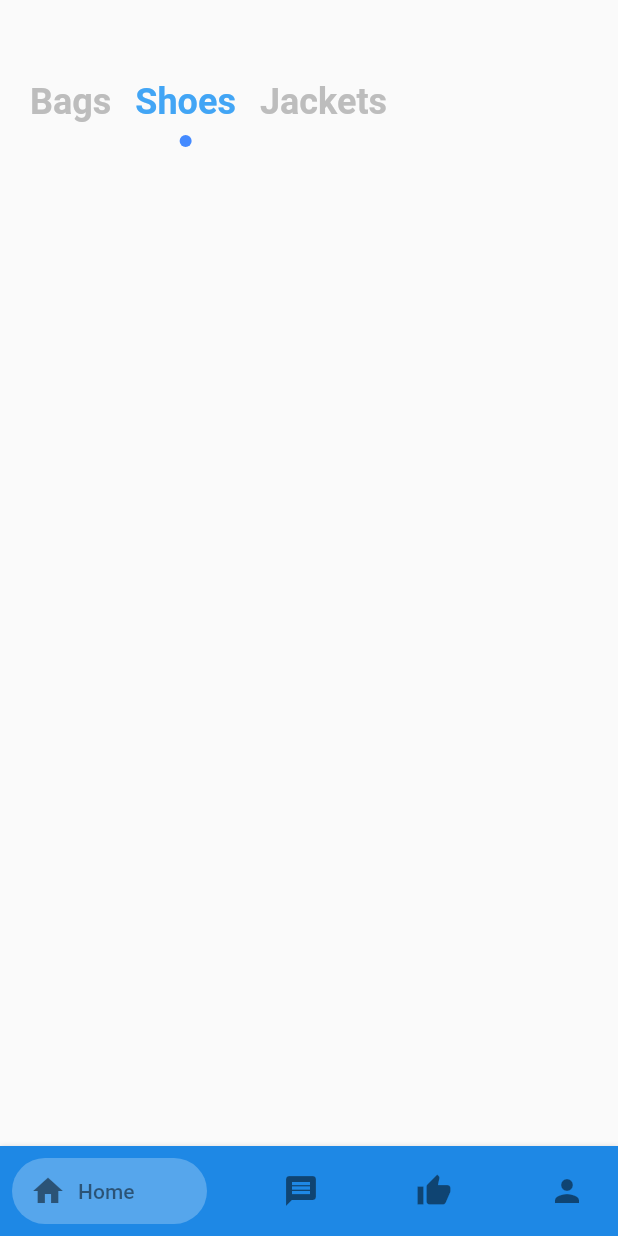
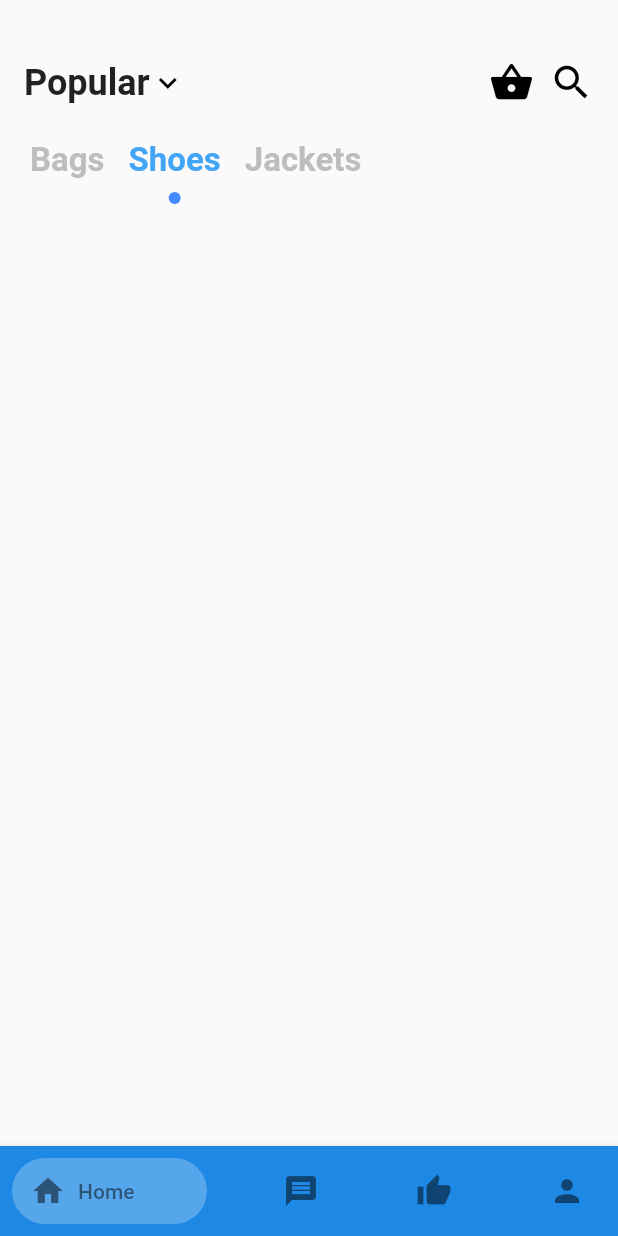
Before and after one commit to jeremy02/flutter_back_app, a Flutter app: the screen it shows after launch, on a phone screen of 412 x 824 dp. Run offline on Flutter 3.47's test engine with Material 2 defaults, Android fonts, the phone set to English and light mode, and no system bars.

Commit message:
added the appbar for home screen

```diff
--- a/lib/screens/home_screen.dart
+++ b/lib/screens/home_screen.dart
@@ -34,13 +34,40 @@ class _HomeScreenState extends State<HomeScreen> with SingleTickerProviderStateM
 
 	@override
 	Widget build(BuildContext context) {
-		return Container(
+		return Scaffold(
+			body: Container(
 				margin: EdgeInsets.symmetric(horizontal: 16.0,),
 				child: Column(
 					crossAxisAlignment: CrossAxisAlignment.start,
 					mainAxisSize: MainAxisSize.max,
 					children: <Widget>[
-					SizedBox(height: 50,),
+						SizedBox(height: 40,),
+						PreferredSize(
+							child: Row(
+								mainAxisAlignment: MainAxisAlignment.spaceBetween,
+								children: <Widget>[
+									Expanded(
+										child: _CategoryDropMenu(),
+									),
+									Icon(
+										Icons.shopping_basket,
+										size: 30,
+										color: Colors.black,
+									),
+									SizedBox(width: 10.0,),
+									Icon(
+										Icons.search,
+										size: 30,
+										color: Colors.black,
+									),
+								],
+							),
+							preferredSize: Size(
+								MediaQuery.of(context).size.width,
+								60,
+							),
+						),
+						SizedBox(height: 20,),
 						TabBar(
 							controller: _tabController,
 							isScrollable: true,
@@ -59,7 +86,7 @@ class _HomeScreenState extends State<HomeScreen> with SingleTickerProviderStateM
 												listCategories[index],
 												style: TextStyle(
 													fontWeight: FontWeight.bold,
-												fontSize: 24.0,
+													fontSize: 22.0,
 													color: _activeTabIndex == index ? Colors.blue.shade400 : Colors.grey.shade400,
 												),
 											),
@@ -79,13 +106,70 @@ class _HomeScreenState extends State<HomeScreen> with SingleTickerProviderStateM
 						),
 					],
 				),
+			),
 		);
 	}
 
 	@override
 	void dispose() {
-    // TODO: implement dispose
 		super.dispose();
 		_tabController.dispose();
 	}
 }
+
+class _CategoryDropMenu extends StatefulWidget {
+	@override
+	State<StatefulWidget> createState() {
+		return _CategoryDropMenuState();
+	}
+}
+
+class _CategoryDropMenuState extends State<_CategoryDropMenu>{
+
+	static List<String> _categories = ["Popular","Trending","New Arrivals"];
+
+	String _dropdownValue = _categories[0].toString();
+
+	@override
+	Widget build(BuildContext context) {
+
+		return PopupMenuButton(
+			onSelected: (index){
+				setState(() {
+					_dropdownValue = index;
+				});
+			},
+			child: Row(
+				mainAxisSize: MainAxisSize.min,
+				children: <Widget>[
+					Text(
+						_dropdownValue,
+						style: TextStyle(
+							fontSize: 24.0,
+							fontWeight: FontWeight.bold,
+						),
+					),
+					Icon(
+						Icons.keyboard_arrow_down,
+						color: Colors.black,
+					),
+				],
+			),
+			itemBuilder: (context) {
+				return _categories.map<PopupMenuItem<String>>((String value) {
+					return PopupMenuItem<String>(
+						value: value,
+						child: Text(
+							value,
+							style: TextStyle(
+								color: Colors.black,
+								fontWeight: FontWeight.bold,
+								fontSize: 24
+							),
+						),
+					);
+				}).toList();
+			}
+		);
+	}
+}
```
Lines whose indentation alone changed are shown as unchanged.
